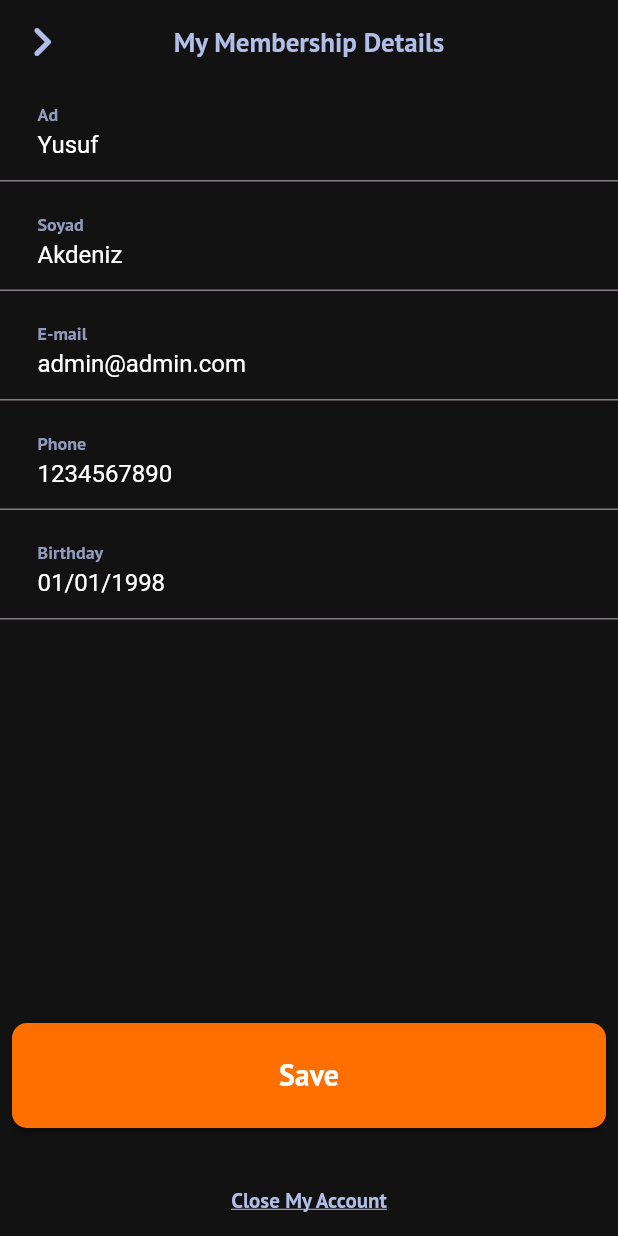
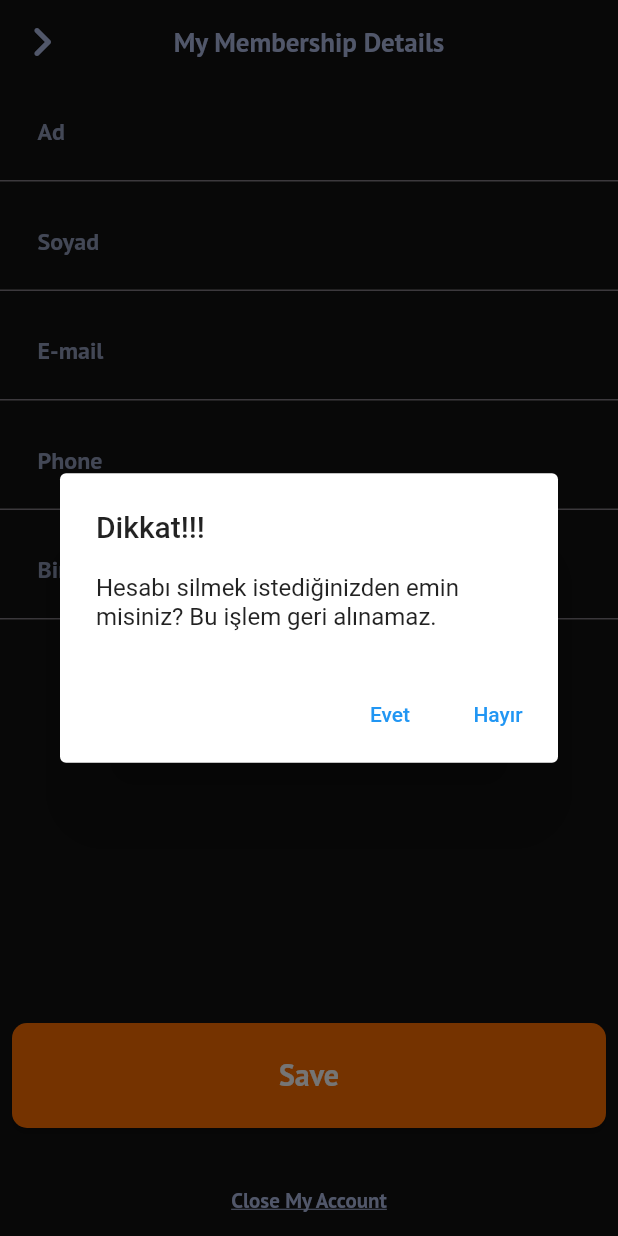
Before and after one commit to Ysf-Akdnz/Night-Bazaar-App, a Flutter app: the MyMembershipDetails screen opened directly, after a tap on "Close My Account", on a phone screen of 412 x 824 dp. Run offline on Flutter 3.47's test engine with Material 2 defaults, Android fonts, the phone set to English and light mode, and no system bars; our stand-ins replace cloud_firestore, curved_navigation_bar, firebase_auth, firebase_core, flutter_riverpod, flutter_svg and 4 more; accounts and stored records are empty; network calls fail.

Commit message:
Profil info, Auth update, wishlist update, password changing

```diff
--- a/night-bazaar-app/lib/model/account/profile/pages/my_account/pages/membership_details.dart
+++ b/night-bazaar-app/lib/model/account/profile/pages/my_account/pages/membership_details.dart
@@ -2,6 +2,7 @@ import 'package:flutter/material.dart';
 import 'package:get/get.dart';
 import 'package:prototip/components/custom_buttons.dart';
 import 'package:prototip/constant/constant.dart';
+import 'package:prototip/providers/auth_service.dart';
 
 class MyMembershipDetails extends StatefulWidget {
   const MyMembershipDetails({super.key});
@@ -11,16 +12,13 @@ class MyMembershipDetails extends StatefulWidget {
 }
 
 class _MyMembershipDetailsState extends State<MyMembershipDetails> {
-  final TextEditingController _firstNameController =
-      TextEditingController(text: "Yusuf");
-  final TextEditingController _lastNameController =
-      TextEditingController(text: "Akdeniz");
-  final TextEditingController _emailController =
-      TextEditingController(text: "admin@admin.com");
-  final TextEditingController _phoneController =
-      TextEditingController(text: "1234567890");
-  final TextEditingController _birthDateController =
-      TextEditingController(text: "01/01/1998");
+  Map<String, dynamic>? userProfile;
+
+  final _firstNameController = TextEditingController();
+  final _lastNameController = TextEditingController();
+  final _emailController = TextEditingController();
+  final _phoneController = TextEditingController();
+  final _birthDateController = TextEditingController();
 
   @override
   void dispose() {
@@ -30,6 +28,47 @@ class _MyMembershipDetailsState extends State<MyMembershipDetails> {
     _phoneController.dispose();
     _birthDateController.dispose();
     super.dispose();
+  }
+
+  @override
+  void initState() {
+    super.initState();
+    _loadUserProfile();
+  }
+
+  Future<void> _loadUserProfile() async {
+    final profile = await AuthService().getUserProfile();
+    setState(() {
+      userProfile = profile;
+      // Firestore ve Authentication'dan gelen bilgileri burada kullanabilirsiniz
+      _firstNameController.text = userProfile?['name'] ?? '';
+      _lastNameController.text = userProfile?['last_name'] ?? '';
+      _emailController.text = userProfile?['email'] ?? '';
+      _phoneController.text = userProfile?['phone'] ?? '';
+      _birthDateController.text = userProfile?['birtday'] ?? '';
+    });
+  }
+
+  Future<void> updateUserProfile() async {
+    // Kullanıcının güncel bilgilerini burada alın
+    final updatedProfile = {
+      "name": _firstNameController.text,
+      "last_name": _lastNameController.text,
+      "email": _emailController.text,
+      "phone": _phoneController.text,
+      "birtday": _birthDateController.text,
+    };
+
+    await AuthService().updateUserProfile(updatedProfile);
+
+    // Güncelleme işlemi tamamlandığında kullanıcıya
+    // bildirim veya geri dönüş sağlayabilirsiniz.
+
+    ScaffoldMessenger.of(context).showSnackBar(
+      SnackBar(
+        content: Text("Profil bilgileriniz güncellendi"),
+      ),
+    );
   }
 
   @override
@@ -91,12 +130,56 @@ class _MyMembershipDetailsState extends State<MyMembershipDetails> {
                     padding: const EdgeInsets.all(8.0),
                     child: SizedBox(
                       width: MediaQuery.of(context).size.width,
-                      child: CustomButton(onTap: () {}, text: "Save"),
+                      child: CustomButton(
+                          onTap: () => updateUserProfile(), text: "Save"),
                     ),
                   ),
                   const SizedBox(height: 16.0),
                   TextButton(
-                    onPressed: () {},
+                    onPressed: () async {
+                      // Hesabı silme işlemi için onay iletişim kutusunu göster
+                      final confirmed = await showDialog<bool>(
+                        context: context,
+                        builder: (BuildContext context) {
+                          return AlertDialog(
+                            title: Text("Dikkat!!!"),
+                            content: Text(
+                                "Hesabı silmek istediğinizden emin misiniz? Bu işlem geri alınamaz."),
+                            actions: <Widget>[
+                              TextButton(
+                                onPressed: () {
+                                  // Onaylandı
+                                  Navigator.of(context).pop(true);
+                                },
+                                child: Text("Evet"),
+                              ),
+                              TextButton(
+                                onPressed: () {
+                                  // İptal edildi
+                                  Navigator.of(context).pop(false);
+                                },
+                                child: Text("Hayır"),
+                              ),
+                            ],
+                          );
+                        },
+                      );
+
+                      // Kullanıcı onay verdiyse hesabı sil
+                      if (confirmed == true) {
+                        await AuthService().deleteAccount();
+
+                        // Hesap başarıyla silindiyse kullanıcıyı çıkış yapmış olarak işaretleyin
+                        await AuthService().signOut();
+
+                        // Kullanıcıya bir bildirim veya yönlendirme gösterin
+                        ScaffoldMessenger.of(context).showSnackBar(
+                          SnackBar(
+                            content: Text("Hesabınız başarıyla silindi."),
+                          ),
+                        );
+                      }
+                    },
                     child: Text(
                       'Close My Account',
                       style: Constant.font1.copyWith(
--- a/night-bazaar-app/lib/providers/auth_service.dart
+++ b/night-bazaar-app/lib/providers/auth_service.dart
@@ -14,10 +14,7 @@ class AuthService {
     return user != null;
   }
 
-  Future<void> signUp(
-      {required String name,
-      required String email,
-      required String password}) async {
+  Future<void> signUp({required String email, required String password}) async {
     try {
       final UserCredential userCredential = await firebaseAuth
           .createUserWithEmailAndPassword(email: email, password: password);
@@ -25,13 +22,12 @@ class AuthService {
         final String userId = userCredential.user!.uid;
         _registerUser(
             userId: userId,
-            name: name,
+            name: ' ',
             email: email,
             password: password,
             lastName: ' ',
             birtday: ' ',
-            phone: ' ',
-            gender: ' ');
+            phone: ' ');
         Get.to(() => BaseScaffold());
         login(email: email, password: password);
       }
@@ -64,7 +60,6 @@ class AuthService {
       required String password,
       required String lastName,
       required String birtday,
-      required String gender,
       required String phone}) async {
     await userCollection.doc(userId).set({
       "name": name,
@@ -72,8 +67,35 @@ class AuthService {
       "email": email,
       "password": password,
       "birtday": birtday,
-      "gender": gender,
       "phone": phone,
     });
   }
+
+  Future<Map<String, dynamic>?> getUserProfile() async {
+    final User? user = firebaseAuth.currentUser;
+    if (user != null) {
+      final DocumentSnapshot snapshot =
+          await userCollection.doc(user.uid).get();
+      return snapshot.data() as Map<String, dynamic>?;
+    }
+    return null;
+  }
+
+  Future<void> updateUserProfile(Map<String, dynamic> updatedProfile) async {
+    final User? user = firebaseAuth.currentUser;
+    if (user != null) {
+      await userCollection.doc(user.uid).update(updatedProfile);
+    }
+  }
+
+  Future<void> deleteAccount() async {
+    final User? user = firebaseAuth.currentUser;
+    if (user != null) {
+      // Firestore'daki kullanıcı verilerini sil
+      await userCollection.doc(user.uid).delete();
+
+      // Firebase Authentication'dan kullanıcıyı sil
+      await user.delete();
+    }
+  }
 }
--- a/night-bazaar-app/lib/view/splash.dart
+++ b/night-bazaar-app/lib/view/splash.dart
@@ -68,7 +68,7 @@ class _LoginSplashState extends State<LoginSplash> {
   @override
   void initState() {
     // Ekranı 2 saniye görüntüledikten sonra kimlik doğrulaması yapıldıktan
-    // sonra BaseScaffold ekranına geçiş yapar.
+    // sonra Login Sayfası ekranına geçiş yapar.
     Future.delayed(const Duration(seconds: 2), () {
       Get.to(() => const LoginPage());
     });
```
Also changed, not shown: night-bazaar-app/lib/components/product_card.dart (+27 -2 lines), night-bazaar-app/lib/model/account/loginSignup/singup_model.dart (+44 -14 lines), night-bazaar-app/lib/model/account/profile/pages/my_account/pages/changing_password.dart (+59 -16 lines), night-bazaar-app/lib/view/product_detail.dart (+25 -2 lines).
